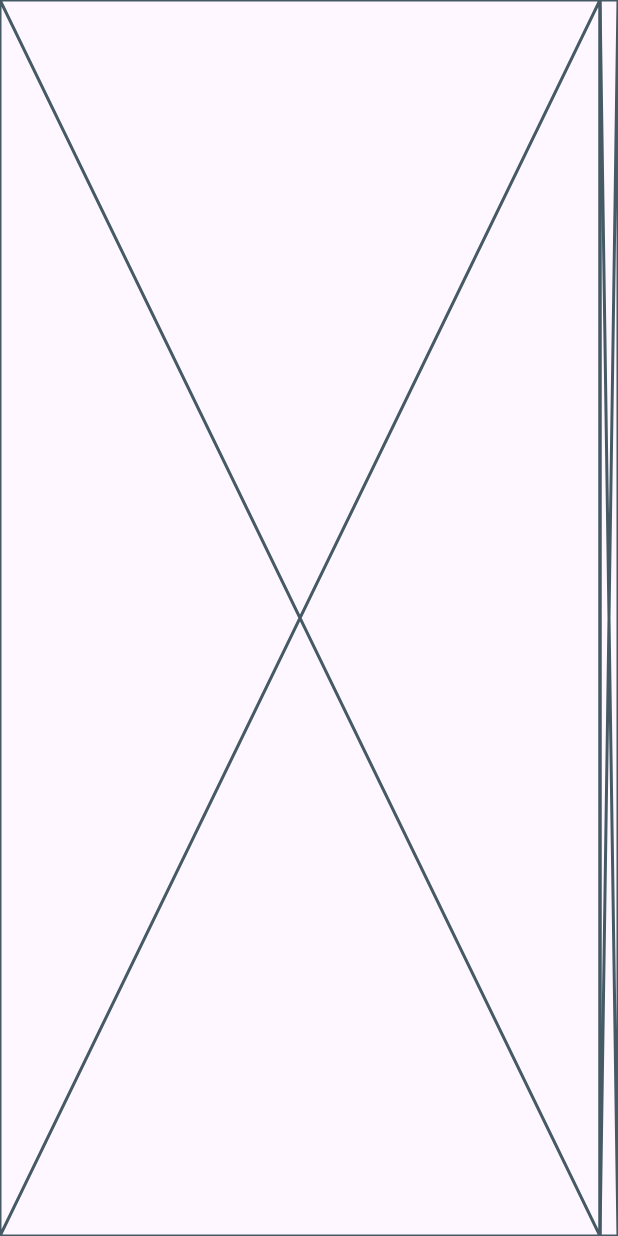
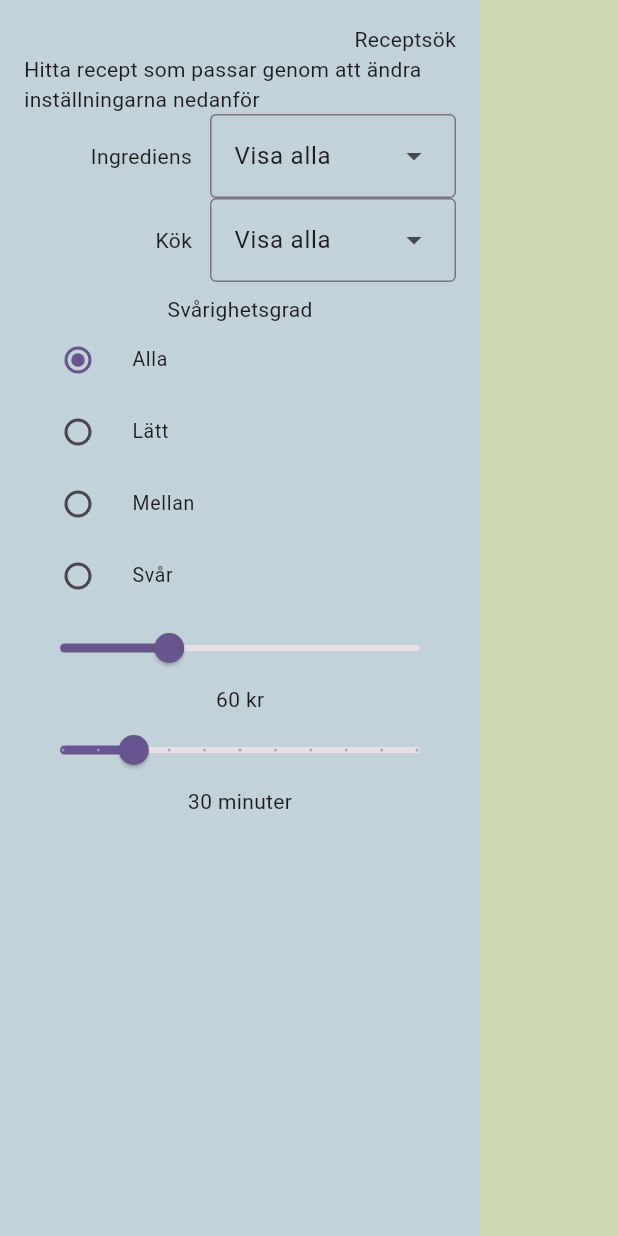
Before and after one commit to johnklint81/design, a Flutter app: the screen it shows after launch, on a phone screen of 412 x 824 dp. Run offline on Flutter 3.47's test engine with Material 3 defaults, Android fonts, the phone set to English and light mode, and no system bars.

Commit message:
Lab2, up until step 4

```diff
--- a/lab2/lib/pages/main_view.dart
+++ b/lab2/lib/pages/main_view.dart
@@ -1,4 +1,10 @@
 import 'package:flutter/material.dart';
+import 'package:lab2/widgets/difficulty_control.dart';
+import 'package:lab2/widgets/ingredient_control.dart';
+import 'package:lab2/widgets/kitchen_control.dart';
+import 'package:lab2/widgets/price_control.dart';
+
+import '../widgets/time_control.dart';
 
 class MainView extends StatelessWidget {
   const MainView({super.key});
@@ -6,13 +12,56 @@ class MainView extends StatelessWidget {
   @override
   Widget build(BuildContext context) {
     return Scaffold(
-        body: Row(children: [_controlPanel(context), _recipeArea(context)]),
+      body: Row(children: [_controlPanel(context), _recipeArea(context)]),
     );
   }
+
   Widget _controlPanel(context, {double width = 320}) {
-    return Placeholder();
+    return Container(
+      width: width,
+      color: const Color.fromARGB(255, 193, 210, 218),
+      padding: const EdgeInsets.all(16), // optional but looks nicer
+      child: Column(
+        crossAxisAlignment: CrossAxisAlignment.end,
+        children: [
+          const Text("Receptsök"),
+          const Text(
+            'Hitta recept som passar genom att ändra '
+            'inställningarna nedanför',
+          ),
+          Align(
+            alignment: Alignment.centerRight,
+            child: IngredientControl(),
+          ),
+          Align(
+            alignment: Alignment.centerRight,
+            child: KitchenControl(),
+          ),
+          const SizedBox(height: 8),
+          Align(
+            alignment: Alignment.center,
+            child: Text("Svårighetsgrad"),
+          ),
+          Align(
+            alignment: Alignment.centerLeft,
+            child: DifficultyControl(),
+          ),
+          Align(
+            alignment: Alignment.center,
+            child: PriceControl(),
+          ),
+          Align(
+            alignment: Alignment.center,
+            child: TimeControl(),
+          ),
+        ],
+      ),
+    );
   }
+
   Widget _recipeArea(context) {
-    return Expanded(child: Placeholder());
+    return Expanded(
+      child: Container(color: const Color.fromARGB(255, 204, 216, 176)),
+    );
   }
 }
--- a/lab2/lib/util/main_ingredient.dart
+++ b/lab2/lib/util/main_ingredient.dart
@@ -1,5 +1,4 @@
 import 'package:flutter/material.dart';
-
 import 'package:lab2/constants/assets.dart';
 
 class MainIngredient {
--- /dev/null
+++ b/lab2/lib/widgets/difficulty_control.dart
@@ -0,0 +1,34 @@
+import 'package:flutter/cupertino.dart';
+import 'package:flutter/material.dart';
+import '../util/difficulty.dart';
+
+class DifficultyControl extends StatefulWidget {
+  const DifficultyControl({super.key});
+
+  @override
+  State<DifficultyControl> createState() => _DifficultyControlState();
+}
+
+class _DifficultyControlState extends State<DifficultyControl> {
+  String _difficulty = Difficulty.labels[0];
+
+  @override
+  Widget build(BuildContext context) {
+    return Column(
+      children: [
+        for (final label in Difficulty.labels)
+          RadioListTile<String>(
+            dense: true,
+            title: Text(label),
+            value: label,
+            groupValue: _difficulty,
+            onChanged: (value) {
+              setState(() {
+                _difficulty = value!;
+              });
+            },
+          ),
+      ],
+    );
+  }
+}
--- /dev/null
+++ b/lab2/lib/widgets/ingredient_control.dart
@@ -0,0 +1,33 @@
+import 'package:flutter/material.dart';
+import '../util/main_ingredient.dart';
+
+class IngredientControl extends StatelessWidget {
+  const IngredientControl({super.key});
+
+  @override
+  Widget build(BuildContext context) {
+    const labels = MainIngredient.labels;
+
+    return Row(
+      mainAxisSize: MainAxisSize.min, // don't expand
+      children: [
+        const Text("Ingrediens"),
+        const SizedBox(width: 12),
+        DropdownMenu<String>(
+          width: 164,
+          enableFilter: false,
+          // Disables filtering (prevents typing)
+          requestFocusOnTap: false,
+          // Prevents keyboard from opening
+          initialSelection: labels[0],
+          // Starts with the first element selected
+          dropdownMenuEntries: [
+            for (int i = 0; i < labels.length; i++)
+              DropdownMenuEntry(value: labels[i], label: labels[i]),
+          ],
+          onSelected: (value) {},
+        ),
+      ],
+    );
+  }
+}
--- /dev/null
+++ b/lab2/lib/widgets/kitchen_control.dart
@@ -0,0 +1,33 @@
+import 'package:flutter/material.dart';
+import '../util/cuisine.dart';
+
+class KitchenControl extends StatelessWidget {
+  const KitchenControl({super.key});
+
+  @override
+  Widget build(BuildContext context) {
+    const labels = Cuisine.labels;
+
+    return Row(
+      mainAxisSize: MainAxisSize.min, // don't expand
+      children: [
+        const Text("Kök"),
+        const SizedBox(width: 12),
+        DropdownMenu<String>(
+          width: 164,
+          enableFilter: false,
+          // Disables filtering (prevents typing)
+          requestFocusOnTap: false,
+          // Prevents keyboard from opening
+          initialSelection: labels[0],
+          // Starts with the first element selected
+          dropdownMenuEntries: [
+            for (int i = 0; i < labels.length; i++)
+              DropdownMenuEntry(value: labels[i], label: labels[i]),
+          ],
+          onSelected: (value) {},
+        ),
+      ],
+    );
+  }
+}
--- /dev/null
+++ b/lab2/lib/widgets/price_control.dart
@@ -0,0 +1,31 @@
+import 'package:flutter/material.dart';
+
+class PriceControl extends StatefulWidget {
+  const PriceControl({super.key});
+
+  @override
+  State<PriceControl> createState() => _PriceControlState();
+}
+
+class _PriceControlState extends State<PriceControl> {
+  double _price = 60;
+
+  @override
+  Widget build(BuildContext context) {
+    return Column(
+      children: [
+        Slider(
+          value: _price,
+          divisions: 40,
+          max: 200,
+          onChanged: (double value) {
+            setState(() {
+              _price = value;
+            });
+          },
+        ),
+        Text('${_price.round()} kr',)
+      ],
+    );
+  }
+}
--- /dev/null
+++ b/lab2/lib/widgets/time_control.dart
@@ -0,0 +1,31 @@
+import 'package:flutter/material.dart';
+
+class TimeControl extends StatefulWidget {
+  const TimeControl({super.key});
+
+  @override
+  State<TimeControl> createState() => _TimeControlState();
+}
+
+class _TimeControlState extends State<TimeControl> {
+  double _time = 30;
+
+  @override
+  Widget build(BuildContext context) {
+    return Column(
+      children: [
+        Slider(
+          value: _time,
+          divisions: 10,
+          max: 150,
+          onChanged: (double value) {
+            setState(() {
+              _time = value;
+            });
+          },
+        ),
+        Text('${_time.round()} minuter',)
+      ],
+    );
+  }
+}
```
